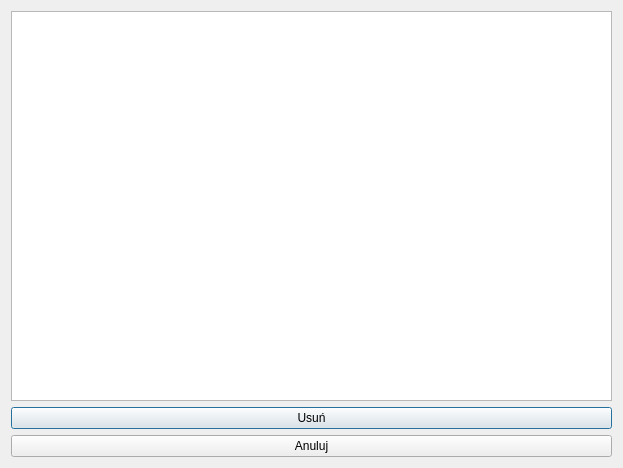
Before: the Qt Designer form PROEProjekt2/deleteWindow.ui in emroczko/CarDealershipManagmentApp, drawn with Qt 5.
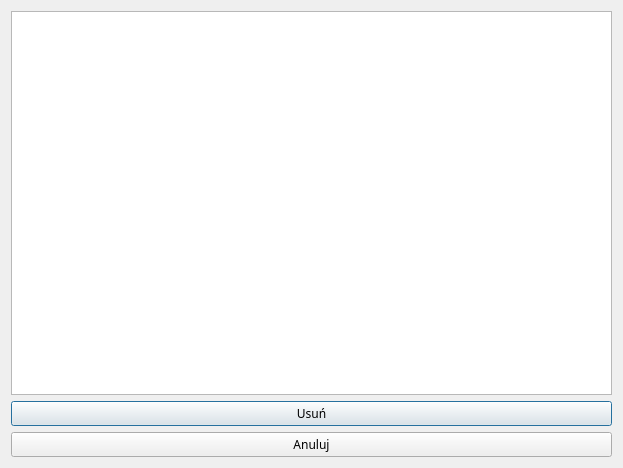
After: the same form once the commit is applied.

```diff
--- a/PROEProjekt2/deleteWindow.ui
+++ b/PROEProjekt2/deleteWindow.ui
@@ -10,6 +10,11 @@
     <height>468</height>
    </rect>
   </property>
+  <property name="font">
+   <font>
+    <family>Avenir Next</family>
+   </font>
+  </property>
   <property name="windowTitle">
    <string>Dialog</string>
   </property>
```
